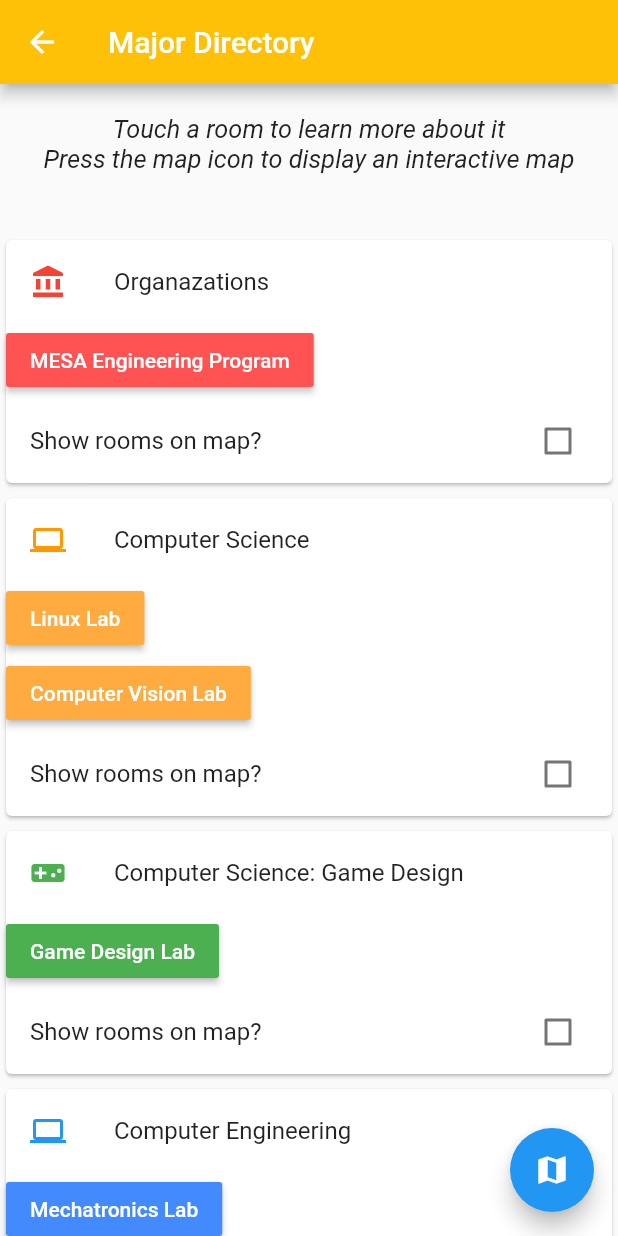
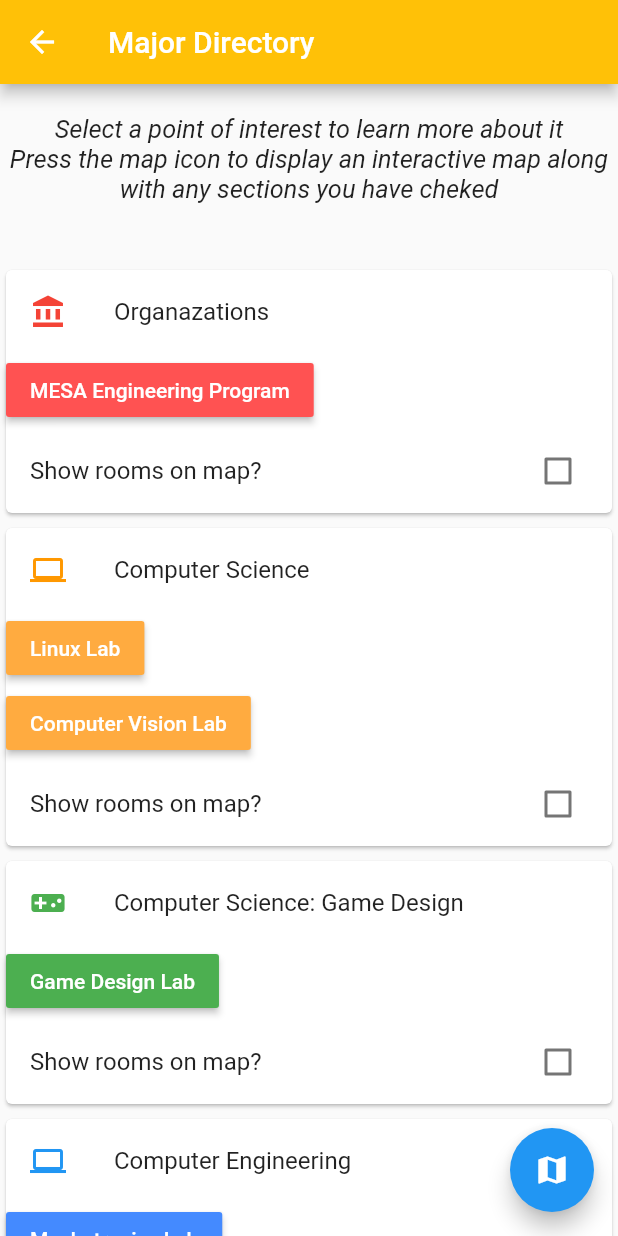
Before and after one commit to PenguinGovernor/Basking-School-of-Engineering-Virtual-Tour, a Flutter app: the SelectionPage screen opened by its route, on a phone screen of 412 x 824 dp. Run offline on Flutter 3.47's test engine with Material 2 defaults, Android fonts, the light colour scheme and no system bars; missing offline and left inert: map_view; statements that could not run were skipped.

Commit message:
Update instructions

```diff
--- a/lib/pages/SelectionPage.dart
+++ b/lib/pages/SelectionPage.dart
@@ -67,7 +67,7 @@
     return new ListView(
       children: <Widget>[
         new Text(
-          "\nTouch a room to learn more about it\nPress the map icon to display an interactive map\n\n",
+          "\nSelect a point of interest to learn more about it\nPress the map icon to display an interactive map along with any sections you have cheked\n\n",
           textAlign: TextAlign.center,
           textScaleFactor: 1.2,
           style: new TextStyle(
```
